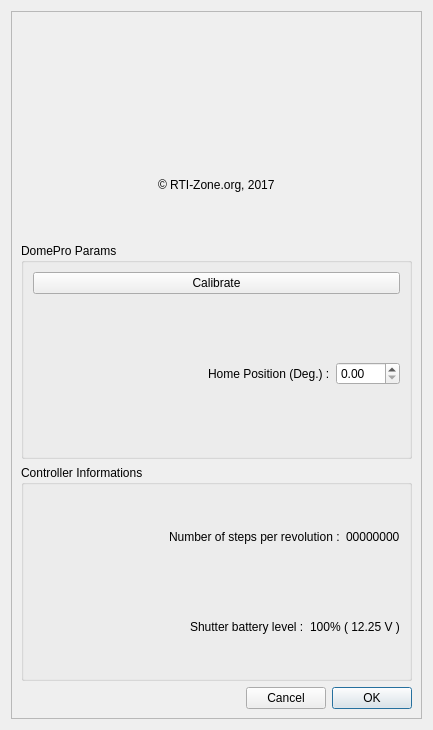
Old version of the form DomePro.ui in the repository rpineau/DomePro.
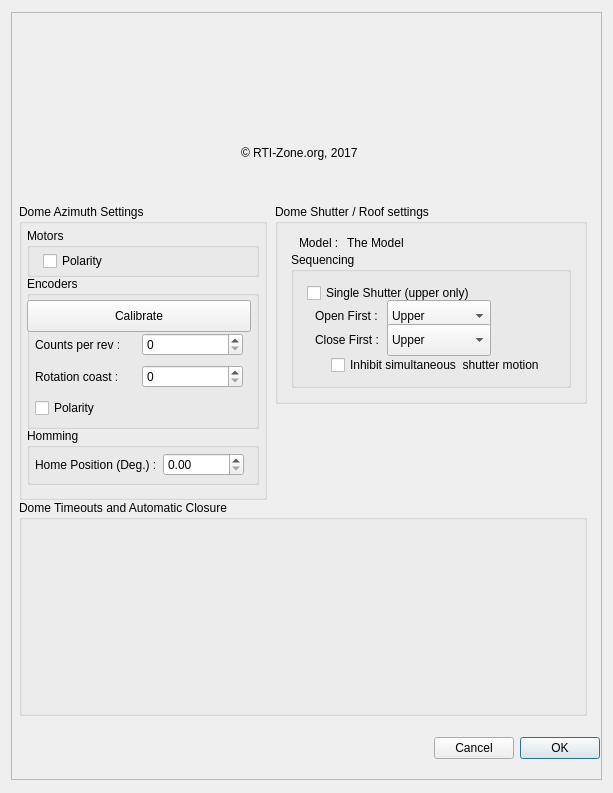
New version of the form. Icons and pictures are not drawn. Custom widgets are drawn as their Qt base class.

What changed in the file:
```diff
--- a/DomePro.ui
+++ b/DomePro.ui
@@ -6,8 +6,8 @@
    <rect>
     <x>0</x>
     <y>0</y>
-    <width>433</width>
-    <height>730</height>
+    <width>613</width>
+    <height>793</height>
    </rect>
   </property>
   <property name="minimumSize">
@@ -49,187 +49,421 @@
      <property name="SerialPortName" stdset="0">
       <string/>
      </property>
-     <layout class="QGridLayout" name="gridLayout">
-      <item row="4" column="0">
-       <widget class="QGroupBox" name="groupBox">
-        <property name="title">
-         <string>Controller Informations</string>
+     <widget class="QGroupBox" name="MaxDomeIIParams">
+      <property name="geometry">
+       <rect>
+        <x>8</x>
+        <y>192</y>
+        <width>248</width>
+        <height>296</height>
+       </rect>
+      </property>
+      <property name="title">
+       <string>Dome Azimuth Settings</string>
+      </property>
+      <widget class="QGroupBox" name="groupBox_2">
+       <property name="geometry">
+        <rect>
+         <x>8</x>
+         <y>72</y>
+         <width>232</width>
+         <height>153</height>
+        </rect>
+       </property>
+       <property name="title">
+        <string>Encoders</string>
+       </property>
+       <widget class="QPushButton" name="pushButton">
+        <property name="geometry">
+         <rect>
+          <x>0</x>
+          <y>24</y>
+          <width>224</width>
+          <height>32</height>
+         </rect>
         </property>
-        <layout class="QGridLayout" name="gridLayout_3">
-         <item row="1" column="0">
-          <layout class="QHBoxLayout" name="horizontalLayout_7">
-           <item>
-            <spacer name="horizontalSpacer_5">
-             <property name="orientation">
-              <enum>Qt::Horizontal</enum>
-             </property>
-             <property name="sizeHint" stdset="0">
-              <size>
-               <width>40</width>
-               <height>20</height>
-              </size>
-             </property>
-            </spacer>
-           </item>
-           <item>
-            <widget class="QLabel" name="label_5">
-             <property name="text">
-              <string>Shutter battery level :</string>
-             </property>
-            </widget>
-           </item>
-           <item>
-            <widget class="QLabel" name="shutterBatteryLevel">
-             <property name="text">
-              <string>100% ( 12.25 V )</string>
-             </property>
-            </widget>
-           </item>
-          </layout>
+        <property name="text">
+         <string>Calibrate</string>
+        </property>
+       </widget>
+       <widget class="QWidget" name="">
+        <property name="geometry">
+         <rect>
+          <x>8</x>
+          <y>56</y>
+          <width>208</width>
+          <height>25</height>
+         </rect>
+        </property>
+        <layout class="QHBoxLayout" name="horizontalLayout">
+         <item alignment="Qt::AlignLeft">
+          <widget class="QLabel" name="label">
+           <property name="text">
+            <string>Counts per rev :</string>
+           </property>
+          </widget>
          </item>
-         <item row="0" column="0">
-          <layout class="QHBoxLayout" name="horizontalLayout">
-           <item>
-            <spacer name="horizontalSpacer_6">
-             <property name="orientation">
-              <enum>Qt::Horizontal</enum>
-             </property>
-             <property name="sizeHint" stdset="0">
-              <size>
-               <width>40</width>
-               <height>20</height>
-              </size>
-             </property>
-            </spacer>
-           </item>
-           <item>
-            <widget class="QLabel" name="label">
-             <property name="text">
-              <string>Number of steps per revolution :</string>
-             </property>
-            </widget>
-           </item>
-           <item>
-            <widget class="QLabel" name="ticksPerRev">
-             <property name="text">
-              <string>00000000</string>
-             </property>
-            </widget>
-           </item>
-          </layout>
+         <item>
+          <widget class="QSpinBox" name="ticksPerRev">
+           <property name="maximum">
+            <number>65535</number>
+           </property>
+          </widget>
          </item>
         </layout>
        </widget>
-      </item>
-      <item row="2" column="0">
-       <widget class="QGroupBox" name="MaxDomeIIParams">
-        <property name="title">
-         <string>DomePro Params</string>
+       <widget class="QWidget" name="verticalLayoutWidget">
+        <property name="geometry">
+         <rect>
+          <x>8</x>
+          <y>88</y>
+          <width>208</width>
+          <height>25</height>
+         </rect>
         </property>
-        <layout class="QGridLayout" name="gridLayout_2">
-         <item row="2" column="0">
-          <widget class="QPushButton" name="pushButton">
+        <layout class="QHBoxLayout" name="horizontalLayout_3">
+         <item>
+          <widget class="QLabel" name="label_3">
            <property name="text">
-            <string>Calibrate</string>
+            <string>Rotation coast : </string>
            </property>
           </widget>
          </item>
-         <item row="7" column="0" rowspan="2">
-          <layout class="QHBoxLayout" name="horizontalLayout_2">
-           <item>
-            <spacer name="horizontalSpacer">
-             <property name="orientation">
-              <enum>Qt::Horizontal</enum>
-             </property>
-             <property name="sizeHint" stdset="0">
-              <size>
-               <width>40</width>
-               <height>20</height>
-              </size>
-             </property>
-            </spacer>
-           </item>
-           <item>
-            <widget class="QLabel" name="label_2">
-             <property name="text">
-              <string>Home Position (Deg.) :</string>
-             </property>
-            </widget>
-           </item>
-           <item>
-            <widget class="QDoubleSpinBox" name="homePosition">
-             <property name="maximum">
-              <double>359.990000000000009</double>
-             </property>
-            </widget>
-           </item>
-          </layout>
+         <item>
+          <widget class="QSpinBox" name="spinBox"/>
          </item>
         </layout>
        </widget>
-      </item>
-      <item row="5" column="0">
-       <layout class="QHBoxLayout" name="horizontalLayout_4">
+       <widget class="QWidget" name="horizontalLayoutWidget">
+        <property name="geometry">
+         <rect>
+          <x>8</x>
+          <y>120</y>
+          <width>208</width>
+          <height>25</height>
+         </rect>
+        </property>
+        <layout class="QHBoxLayout" name="horizontalLayout_5">
+         <item>
+          <widget class="QCheckBox" name="checkBox_2">
+           <property name="text">
+            <string>Polarity</string>
+           </property>
+          </widget>
+         </item>
+        </layout>
+       </widget>
+      </widget>
+      <widget class="QGroupBox" name="groupBox">
+       <property name="geometry">
+        <rect>
+         <x>8</x>
+         <y>24</y>
+         <width>232</width>
+         <height>49</height>
+        </rect>
+       </property>
+       <property name="title">
+        <string>Motors</string>
+       </property>
+       <widget class="QCheckBox" name="checkBox">
+        <property name="geometry">
+         <rect>
+          <x>16</x>
+          <y>24</y>
+          <width>85</width>
+          <height>18</height>
+         </rect>
+        </property>
+        <property name="text">
+         <string>Polarity</string>
+        </property>
+       </widget>
+      </widget>
+      <widget class="QGroupBox" name="groupBox_4">
+       <property name="geometry">
+        <rect>
+         <x>8</x>
+         <y>224</y>
+         <width>232</width>
+         <height>57</height>
+        </rect>
+       </property>
+       <property name="title">
+        <string>Homming</string>
+       </property>
+       <widget class="QWidget" name="">
+        <property name="geometry">
+         <rect>
+          <x>8</x>
+          <y>24</y>
+          <width>209</width>
+          <height>26</height>
+         </rect>
+        </property>
+        <layout class="QHBoxLayout" name="horizontalLayout_2">
+         <item>
+          <widget class="QLabel" name="label_2">
+           <property name="text">
+            <string>Home Position (Deg.) :</string>
+           </property>
+          </widget>
+         </item>
+         <item>
+          <widget class="QDoubleSpinBox" name="homePosition">
+           <property name="maximum">
+            <double>359.990000000000009</double>
+           </property>
+          </widget>
+         </item>
+        </layout>
+       </widget>
+      </widget>
+     </widget>
+     <widget class="QGroupBox" name="groupBox_3">
+      <property name="geometry">
+       <rect>
+        <x>264</x>
+        <y>192</y>
+        <width>312</width>
+        <height>200</height>
+       </rect>
+      </property>
+      <property name="title">
+       <string>Dome Shutter / Roof settings</string>
+      </property>
+      <widget class="QLabel" name="label_5">
+       <property name="geometry">
+        <rect>
+         <x>24</x>
+         <y>32</y>
+         <width>48</width>
+         <height>13</height>
+        </rect>
+       </property>
+       <property name="text">
+        <string>Model : </string>
+       </property>
+      </widget>
+      <widget class="QLabel" name="label_6">
+       <property name="geometry">
+        <rect>
+         <x>72</x>
+         <y>32</y>
+         <width>136</width>
+         <height>13</height>
+        </rect>
+       </property>
+       <property name="text">
+        <string>The Model</string>
+       </property>
+      </widget>
+      <widget class="QGroupBox" name="groupBox_5">
+       <property name="geometry">
+        <rect>
+         <x>16</x>
+         <y>48</y>
+         <width>280</width>
+         <height>136</height>
+        </rect>
+       </property>
+       <property name="title">
+        <string>Sequencing</string>
+       </property>
+       <widget class="QCheckBox" name="checkBox_3">
+        <property name="geometry">
+         <rect>
+          <x>16</x>
+          <y>32</y>
+          <width>192</width>
+          <height>18</height>
+         </rect>
+        </property>
+        <property name="text">
+         <string>Single Shutter (upper only)</string>
+        </property>
+       </widget>
+       <widget class="QLabel" name="label_7">
+        <property name="geometry">
+         <rect>
+          <x>24</x>
+          <y>56</y>
+          <width>72</width>
+          <height>16</height>
+         </rect>
+        </property>
+        <property name="text">
+         <string>Open First :</string>
+        </property>
+       </widget>
+       <widget class="QComboBox" name="comboBox">
+        <property name="geometry">
+         <rect>
+          <x>96</x>
+          <y>48</y>
+          <width>104</width>
+          <height>32</height>
+         </rect>
+        </property>
         <item>
-         <spacer name="horizontalSpacer_4">
-          <property name="orientation">
-           <enum>Qt::Horizontal</enum>
-          </property>
-          <property name="sizeHint" stdset="0">
-           <size>
-            <width>40</width>
-            <height>20</height>
-           </size>
-          </property>
-         </spacer>
+         <property name="text">
+          <string>Upper</string>
+         </property>
         </item>
         <item>
-         <widget class="QPushButton" name="pushButtonCancel">
-          <property name="text">
-           <string>Cancel</string>
-          </property>
-         </widget>
+         <property name="text">
+          <string>Lower</string>
+         </property>
         </item>
+       </widget>
+       <widget class="QLabel" name="label_8">
+        <property name="geometry">
+         <rect>
+          <x>24</x>
+          <y>80</y>
+          <width>72</width>
+          <height>16</height>
+         </rect>
+        </property>
+        <property name="text">
+         <string>Close First :</string>
+        </property>
+       </widget>
+       <widget class="QComboBox" name="comboBox_2">
+        <property name="geometry">
+         <rect>
+          <x>96</x>
+          <y>72</y>
+          <width>104</width>
+          <height>32</height>
+         </rect>
+        </property>
         <item>
-         <widget class="QPushButton" name="pushButtonOK">
-          <property name="text">
-           <string>OK</string>
-          </property>
-          <property name="default">
-           <bool>true</bool>
-          </property>
-         </widget>
+         <property name="text">
+          <string>Upper</string>
+         </property>
         </item>
-       </layout>
-      </item>
-      <item row="0" column="0">
-       <layout class="QGridLayout" name="gridLayout_4">
-        <item row="2" column="0" alignment="Qt::AlignHCenter">
-         <widget class="QLabel" name="label_4">
-          <property name="text">
-           <string>© RTI-Zone.org, 2017</string>
-          </property>
-         </widget>
+        <item>
+         <property name="text">
+          <string>Lower</string>
+         </property>
         </item>
-        <item row="1" column="0">
-         <widget class="QLabel" name="label_logo">
-          <property name="text">
-           <string/>
-          </property>
-          <property name="pixmap">
-           <pixmap>Astrometric.png</pixmap>
-          </property>
-          <property name="alignment">
-           <set>Qt::AlignCenter</set>
-          </property>
-          <property name="X2_PhotoFileName" stdset="0">
-           <string>Astrometric.png</string>
-          </property>
-         </widget>
-        </item>
-       </layout>
-      </item>
-     </layout>
+       </widget>
+       <widget class="QCheckBox" name="checkBox_4">
+        <property name="geometry">
+         <rect>
+          <x>40</x>
+          <y>104</y>
+          <width>232</width>
+          <height>18</height>
+         </rect>
+        </property>
+        <property name="text">
+         <string>Inhibit simultaneous  shutter motion</string>
+        </property>
+       </widget>
+      </widget>
+     </widget>
+     <widget class="QGroupBox" name="groupBox_6">
+      <property name="geometry">
+       <rect>
+        <x>8</x>
+        <y>488</y>
+        <width>568</width>
+        <height>216</height>
+       </rect>
+      </property>
+      <property name="title">
+       <string>Dome Timeouts and Automatic Closure</string>
+      </property>
+     </widget>
+     <widget class="QWidget" name="">
+      <property name="geometry">
+       <rect>
+        <x>128</x>
+        <y>8</y>
+        <width>322</width>
+        <height>175</height>
+       </rect>
+      </property>
+      <layout class="QGridLayout" name="gridLayout_4">
+       <item row="2" column="0" alignment="Qt::AlignHCenter">
+        <widget class="QLabel" name="label_4">
+         <property name="text">
+          <string>© RTI-Zone.org, 2017</string>
+         </property>
+        </widget>
+       </item>
+       <item row="1" column="0">
+        <widget class="QLabel" name="label_logo">
+         <property name="text">
+          <string/>
+         </property>
+         <property name="pixmap">
+          <pixmap>Astrometric.png</pixmap>
+         </property>
+         <property name="alignment">
+          <set>Qt::AlignCenter</set>
+         </property>
+         <property name="X2_PhotoFileName" stdset="0">
+          <string>Astrometric.png</string>
+         </property>
+        </widget>
+       </item>
+      </layout>
+     </widget>
+     <widget class="QWidget" name="">
+      <property name="geometry">
+       <rect>
+        <x>376</x>
+        <y>720</y>
+        <width>213</width>
+        <height>32</height>
+       </rect>
+      </property>
+      <layout class="QHBoxLayout" name="horizontalLayout_4">
+       <item>
+        <spacer name="horizontalSpacer_4">
+         <property name="orientation">
+          <enum>Qt::Horizontal</enum>
+         </property>
+         <property name="sizeHint" stdset="0">
+          <size>
+           <width>40</width>
+           <height>20</height>
+          </size>
+         </property>
+        </spacer>
+       </item>
+       <item>
+        <widget class="QPushButton" name="pushButtonCancel">
+         <property name="text">
+          <string>Cancel</string>
+         </property>
+        </widget>
+       </item>
+       <item>
+        <widget class="QPushButton" name="pushButtonOK">
+         <property name="text">
+          <string>OK</string>
+         </property>
+         <property name="checkable">
+          <bool>false</bool>
+         </property>
+         <property name="autoDefault">
+          <bool>true</bool>
+         </property>
+         <property name="default">
+          <bool>true</bool>
+         </property>
+        </widget>
+       </item>
+      </layout>
+     </widget>
+     <zorder>MaxDomeIIParams</zorder>
+     <zorder>pushButtonCancel</zorder>
+     <zorder>groupBox_3</zorder>
+     <zorder>groupBox_6</zorder>
     </widget>
    </item>
   </layout>
```
